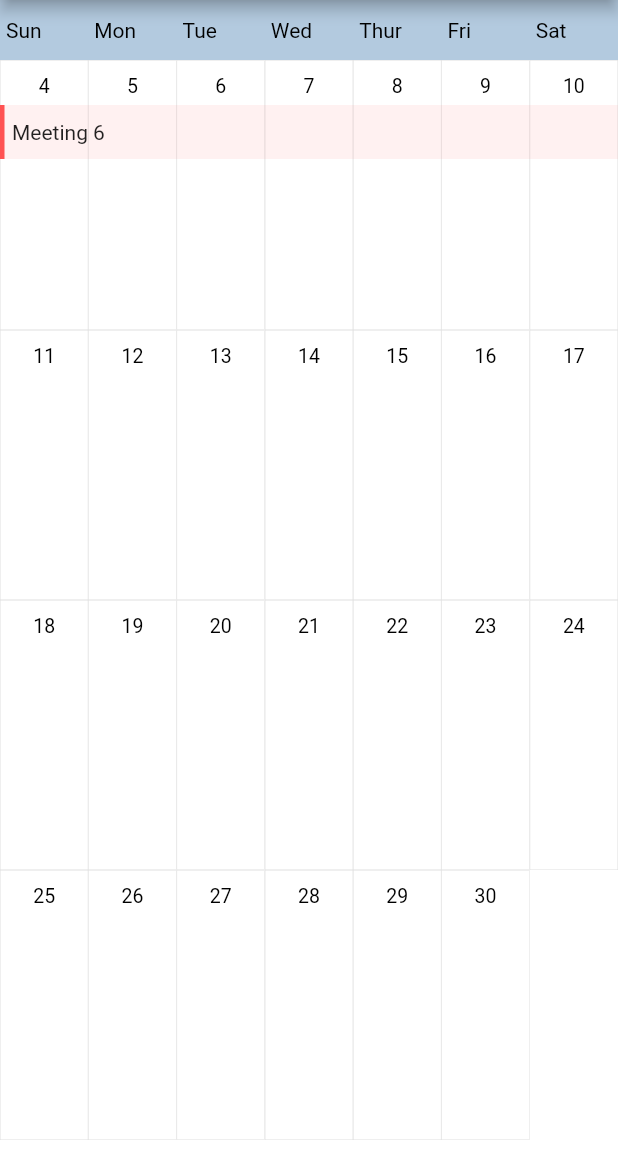
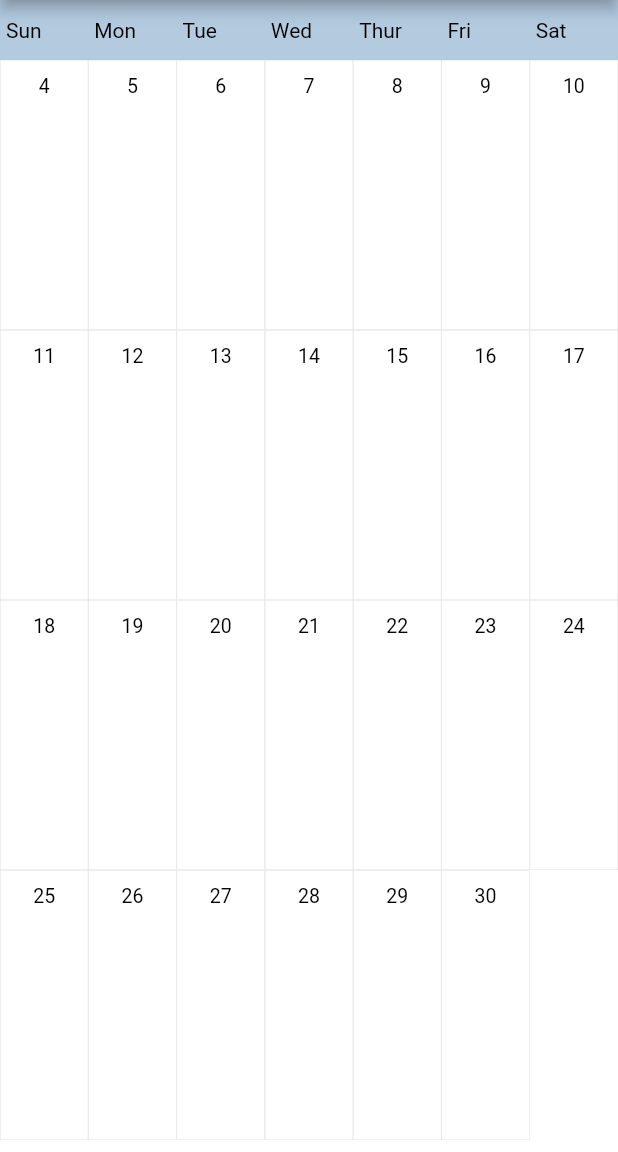
Before and after one commit to rynssnjn/event_calendar, a Flutter app: the screen it shows after launch, on a phone screen of 412 x 824 dp, the part 84-1236 px from its top. Run offline on Flutter 3.47's test engine with Material 2 defaults, Android fonts, the phone set to English and light mode, and no system bars.

Commit message:
Revert "flutter 3 update"
This reverts commit fa845a1248416280145d5a7ddb128f454fb589b4.

```diff
--- a/example/lib/main.dart
+++ b/example/lib/main.dart
@@ -1,28 +1,29 @@
+// import 'package:calendar_flutter/calendar_event.dart';
+// import 'package:calendar_flutter/flutter_calendar.dart';
+// import 'package:calendar_flutter/calendar_flutter.dart';
 import 'package:event_calendar/calendar_event.dart';
 import 'package:event_calendar/calendar_flutter.dart';
 import 'package:flutter/material.dart';
 
-void main() => runApp(const MyApp());
+void main() => runApp(MyApp());
 
 class MyApp extends StatelessWidget {
-  const MyApp({super.key});
-
   @override
   Widget build(BuildContext context) {
     return MaterialApp(
       theme: ThemeData(
         primarySwatch: Colors.blue,
       ),
-      home: const MyHomePage(),
+      home: MyHomePage(),
     );
   }
 }
 
 class MyHomePage extends StatefulWidget {
-  const MyHomePage({Key? key}) : super(key: key);
+  MyHomePage({Key key}) : super(key: key);
 
   @override
-  State<StatefulWidget> createState() => _MyHomePageState();
+  _MyHomePageState createState() => _MyHomePageState();
 }
 
 class _MyHomePageState extends State<MyHomePage> {
@@ -31,55 +32,48 @@ class _MyHomePageState extends State<MyHomePage> {
     setCalendarEvents(); // uncomment this to see the events on the calendar
     return Scaffold(
       appBar: AppBar(
-        title: const Text('Calendar'),
+        title: Text('Calendar'),
       ),
       body: CustomCalendar(),
     );
   }
 
   void setCalendarEvents() {
-    List<CalendarEvent> eventsList = <CalendarEvent>[];
+    List<CalendarEvent> eventsList = List<CalendarEvent>();
 
     CalendarEvent event = CalendarEvent();
     event.title = "Meeting 1";
-    event.startTime = DateTime(2022, 11, 01);
-    event.endTime = DateTime(2022, 11, 10);
+    event.startTime = DateTime(2020, 11, 01);
+    event.endTime = DateTime(2020, 11, 10);
     event.bgColor = Colors.redAccent;
     eventsList.add(event);
 
     event = CalendarEvent();
     event.title = "Meeting 2";
-    event.startTime = DateTime(2022, 11, 09);
-    event.endTime = DateTime(2022, 11, 11);
+    event.startTime = DateTime(2020, 11, 09);
+    event.endTime = DateTime(2020, 11, 11);
     event.bgColor = Colors.redAccent;
     eventsList.add(event);
 
     event = CalendarEvent();
     event.title = "Meeting 3";
-    event.startTime = DateTime(2022, 11, 09);
-    event.endTime = DateTime(2022, 11, 11);
+    event.startTime = DateTime(2020, 11, 09);
+    event.endTime = DateTime(2020, 11, 11);
     event.bgColor = Colors.green;
     eventsList.add(event);
 
     event = CalendarEvent();
     event.title = "Meeting 4";
-    event.startTime = DateTime.now().subtract(const Duration(days: 1));
-    event.endTime = DateTime.now().add(const Duration(days: 1));
+    event.startTime = DateTime.now().subtract(Duration(days: 1));
+    event.endTime = DateTime.now().add(Duration(days: 1));
     event.bgColor = Colors.purple;
     eventsList.add(event);
 
     event = CalendarEvent();
     event.title = "Meeting 5";
-    event.startTime = DateTime.now().add(const Duration(days: 1));
-    event.endTime = DateTime.now().add(const Duration(days: 1));
+    event.startTime = DateTime.now().add(Duration(days: 1));
+    event.endTime = DateTime.now().add(Duration(days: 1));
     event.bgColor = Colors.orange;
-    eventsList.add(event);
-
-    event = CalendarEvent();
-    event.title = "Meeting 6";
-    event.startTime = DateTime(2022, 9, 01);
-    event.endTime = DateTime(2022, 9, 10);
-    event.bgColor = Colors.redAccent;
     eventsList.add(event);
 
     CalendarEvent.setListAndUpdateMap(eventsList);
--- a/lib/calendar_event.dart
+++ b/lib/calendar_event.dart
@@ -1,22 +1,22 @@
 import 'package:flutter/material.dart';
 
 class CalendarEvent {
-  late String title;
-  late String extension, path;
-  late DateTime startTime, endTime;
-  late Color? bgColor;
+  String title;
+  String extension, path;
+  DateTime startTime, endTime;
+  Color bgColor;
 
   /// used while painting event in calendar
   int positionInStack = -1; //current position
 
   CalendarEvent();
-  static List<CalendarEvent>? _events;
+  static List<CalendarEvent> _events;
 
-  static List<CalendarEvent>? get eventsList => _events;
+  static List<CalendarEvent> get eventsList => _events;
 
   Color get color => bgColor ?? Colors.grey;
 
-  static Map<String, List<int>>? _eventsDict;
+  static Map<String, List<int>> _eventsDict;
 
   static void setListAndUpdateMap(List<CalendarEvent> events) {
     //on deleting an event
@@ -35,20 +35,20 @@ class CalendarEvent {
     do {
       DateTime dateTime = DateTime(event.startTime.year, event.startTime.month + index, 1);
       String key = _getKeyFrom(dateTime.month, dateTime.year);
-      List<int>? pointersToEvents = _eventsDict?[key];
+      List<int> pointersToEvents = _eventsDict[key];
       if (pointersToEvents == null) {
-        pointersToEvents = <int>[];
+        pointersToEvents = List<int>();
       }
       pointersToEvents.add(position);
-      _eventsDict?[key] = pointersToEvents;
+      _eventsDict[key] = pointersToEvents;
       index++;
     } while (index < monthsCount);
   }
 
   static List<int> getList(int month, int year) {
-    if (_eventsDict == null) return <int>[];
-    List<int>? eventPositions = _eventsDict?[_getKeyFrom(month, year)];
-    return eventPositions ?? <int>[];
+    if (_eventsDict == null) return List<int>();
+    List<int> eventPositions = _eventsDict[_getKeyFrom(month, year)];
+    return eventPositions ?? List<int>();
   }
 
   static String _getKeyFrom(int month, int year) {
--- a/lib/calendar_flutter.dart
+++ b/lib/calendar_flutter.dart
@@ -1,27 +1,25 @@
 import 'dart:async';
+import 'dart:ui';
 import 'package:flutter/material.dart';
 
 import 'calendar_utils.dart';
 import 'month_view.dart';
 
 class CustomCalendar extends StatefulWidget {
-  final List<String>? weekDays;
-  final Size? calendarSize;
-  CustomCalendar({
-    this.weekDays,
-    this.calendarSize,
-  });
+  final List<String> weekDays;
+  final Size calendarSize;
+  CustomCalendar({this.weekDays, this.calendarSize});
   @override
   _CustomCalendarState createState() => _CustomCalendarState();
 }
 
 class _CustomCalendarState extends State<CustomCalendar> with SingleTickerProviderStateMixin {
   final int numWeekDays = 7;
-  late Size size;
-  late double itemHeight;
-  late double itemWidth;
-  late DateTime _currentDate = DateTime.now();
-  late PageController _controller;
+  Size size;
+  double itemHeight;
+  double itemWidth;
+  DateTime _currentDate = DateTime.now();
+  PageController _controller;
   int prevIndex = 12;
   StreamController<int> _dateStreamController = StreamController();
 
@@ -80,7 +78,7 @@ class _CustomCalendarState extends State<CustomCalendar> with SingleTickerProvid
                 padding: EdgeInsets.symmetric(horizontal: 4),
                 child: Text(
                   day,
-                  style: Theme.of(context).textTheme.bodyText2!.copyWith(color: Colors.black),
+                  style: Theme.of(context).textTheme.bodyText2.copyWith(color: Colors.black),
                   overflow: TextOverflow.ellipsis,
                   maxLines: 1,
                 ),
@@ -131,8 +129,8 @@ class _CustomCalendarState extends State<CustomCalendar> with SingleTickerProvid
           (size.height - kBottomNavigationBarHeight - kToolbarHeight - 80) / getNumberOfWeeksInMonth(_currentDate);
       itemWidth = size.width / numWeekDays;
     } else {
-      size = widget.calendarSize!;
-      itemHeight = widget.calendarSize!.width / getNumberOfWeeksInMonth(_currentDate);
+      size = widget.calendarSize;
+      itemHeight = widget.calendarSize.width / getNumberOfWeeksInMonth(_currentDate);
       itemWidth = size.width / numWeekDays;
     }
   }
--- a/lib/day_container.dart
+++ b/lib/day_container.dart
@@ -2,10 +2,10 @@ import 'package:flutter/material.dart';
 
 class DayContainer extends StatelessWidget {
   const DayContainer({
-    required this.day,
-    required this.eventWidgets,
-    required this.currentMonthDate,
-    required this.width,
+    this.day,
+    this.eventWidgets,
+    this.currentMonthDate,
+    this.width,
   });
 
   final DateTime day;
@@ -19,7 +19,7 @@ class DayContainer extends StatelessWidget {
       child: Container(
         decoration: BoxDecoration(
           shape: BoxShape.rectangle,
-          border: Border.all(color: Colors.grey[300]!, width: 0.35),
+          border: Border.all(color: Colors.grey[300], width: 0.35),
           color: Colors.white,
         ),
         width: width,
@@ -49,8 +49,8 @@ class DayContainer extends StatelessWidget {
 
 class _DateWidget extends StatelessWidget {
   const _DateWidget({
-    required this.currentMonthDate,
-    required this.date,
+    this.currentMonthDate,
+    this.date,
   });
   final DateTime currentMonthDate;
   final int date;
@@ -70,7 +70,7 @@ class _DateWidget extends StatelessWidget {
       child: Center(
         child: Text(
           '$date',
-          style: textTheme.headline4!.copyWith(
+          style: textTheme.headline4.copyWith(
             color: isToday ? Colors.white : Colors.black,
             fontSize: 13,
           ),
--- a/lib/event_item.dart
+++ b/lib/event_item.dart
@@ -3,7 +3,7 @@ import 'package:flutter/material.dart';
 
 class EventItem extends StatelessWidget {
   const EventItem({
-    required this.onTap,
+    @required this.onTap,
     this.event,
     this.horizontalPadding = 4,
     this.verticalPadding = 4,
@@ -13,9 +13,9 @@ class EventItem extends StatelessWidget {
   final int verticalPadding;
   final int horizontalPadding;
 
-  final CalendarEvent? event;
+  final CalendarEvent event;
   final VoidCallback onTap;
-  final TextStyle? style;
+  final TextStyle style;
 
   @override
   Widget build(BuildContext context) {
@@ -27,18 +27,18 @@ class EventItem extends StatelessWidget {
           border: Border(
             left: BorderSide(
               width: 3,
-              color: event!.color,
+              color: event.color,
             ),
           ),
-          color: event!.color.withOpacity(0.08),
+          color: event.color.withOpacity(0.08),
         ),
         padding: const EdgeInsets.symmetric(
           vertical: 10,
           horizontal: 5,
         ),
         child: Text(
-          event!.title,
-          style: style ?? textTheme.bodyText2!.copyWith(fontSize: 14),
+          event.title,
+          style: style ?? textTheme.bodyText2.copyWith(fontSize: 14),
         ),
       ),
     );
--- a/lib/month_view.dart
+++ b/lib/month_view.dart
@@ -12,8 +12,8 @@ class CalendarMonthWidget extends StatefulWidget {
   final Size dayWidgetSize;
 
   CalendarMonthWidget({
-    required this.currentMonthDate,
-    required this.dayWidgetSize,
+    @required this.currentMonthDate,
+    @required this.dayWidgetSize,
   });
 
   @override
@@ -22,10 +22,10 @@ class CalendarMonthWidget extends StatefulWidget {
 
 class _CalendarMonthWidgetState extends State<CalendarMonthWidget> {
   ///holds the list of events in currentweek
-  late List<CalendarEvent> eventsInCurrentWeek;
+  List<CalendarEvent> eventsInCurrentWeek;
 
   /// holds the stack positions which are filled w.r.t current day events
-  List<int> currentDayEventPositionsInStack = <int>[];
+  List<int> currentDayEventPositionsInStack = List();
 
   @override
   Widget build(BuildContext context) {
@@ -165,8 +165,8 @@ class _CalendarMonthWidgetState extends State<CalendarMonthWidget> {
   }
 
   List<CalendarEvent> sortedAccordingToTheDuration(DateTime date) {
-    List<CalendarEvent> events = <CalendarEvent>[];
-    currentDayEventPositionsInStack = <int>[];
+    List<CalendarEvent> events = List();
+    currentDayEventPositionsInStack = List(); //resetting current day positions in stack
     for (CalendarEvent event in eventsInCurrentWeek) {
       DateTime startDate = DateTime(event.startTime.year, event.startTime.month, event.startTime.day);
       DateTime endDate = DateTime(event.endTime.year, event.endTime.month, event.endTime.day);
@@ -197,7 +197,7 @@ class _CalendarMonthWidgetState extends State<CalendarMonthWidget> {
 
   void setEventsInWeekWithStartDate(int date) {
     int totDays = getNumberOfDays();
-    eventsInCurrentWeek = <CalendarEvent>[];
+    eventsInCurrentWeek = List();
     for (int i = 0; i < 7; i++, date++) {
       if (date <= 0 || date > totDays) continue;
       eventsInCurrentWeek
@@ -207,16 +207,14 @@ class _CalendarMonthWidgetState extends State<CalendarMonthWidget> {
 
   List<CalendarEvent> getEventsOn(DateTime date) {
     List<int> eventPositions = CalendarEvent.getList(date.month, date.year);
-    List<CalendarEvent> eventsOnDate = <CalendarEvent>[];
+    List<CalendarEvent> eventsOnDate = List();
     for (int pos in eventPositions) {
-      CalendarEvent? event = CalendarEvent.eventsList?[pos];
-      if (event != null) {
-        DateTime startDate = DateTime(event.startTime.year, event.startTime.month, event.startTime.day);
-        DateTime endDate = DateTime(event.endTime.year, event.endTime.month, event.endTime.day);
-        if (date.compareTo(startDate) >= 0 && date.compareTo(endDate) <= 0) {
-          event.positionInStack = -1;
-          eventsOnDate.add(event);
-        }
+      CalendarEvent event = CalendarEvent.eventsList[pos];
+      DateTime startDate = DateTime(event.startTime.year, event.startTime.month, event.startTime.day);
+      DateTime endDate = DateTime(event.endTime.year, event.endTime.month, event.endTime.day);
+      if (date.compareTo(startDate) >= 0 && date.compareTo(endDate) <= 0) {
+        event.positionInStack = -1;
+        eventsOnDate.add(event);
       }
     }
     return eventsOnDate;
```
Also changed, not shown: example/analysis_options.yaml (deleted, +0 -29 lines), example/pubspec.yaml (+3 -8 lines), pubspec.yaml (+39 -2 lines), example/pubspec.lock, pubspec.lock, 83 other files.
